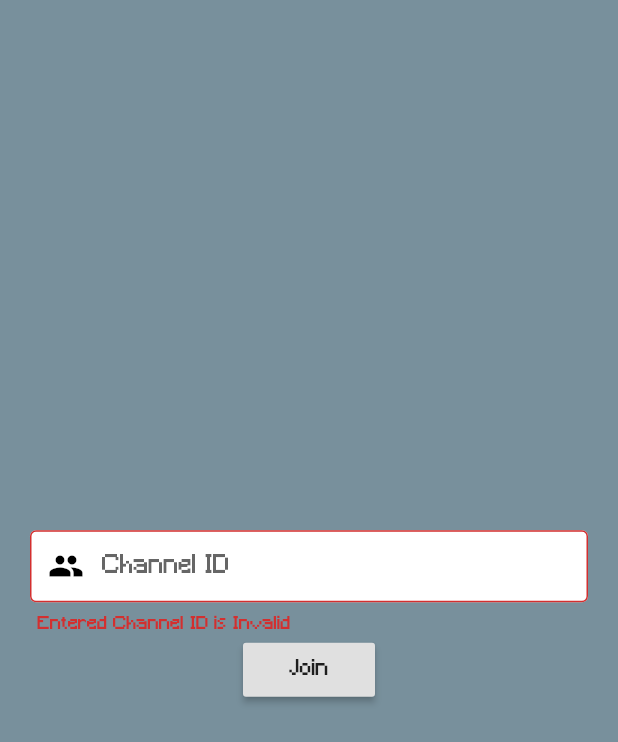
After one commit to anandhakrishnanaji/TuneSwitch, a Flutter app: the NewBox screen opened by its route, after a tap on "Join", on a phone screen of 412 x 824 dp. The commit adds this screen. Shown: the top 742 px of the screen. Run offline on Flutter 3.47's test engine with Material 2 defaults, Android fonts, the phone set to English and light mode, and no system bars; our stand-ins replace flutter_dotenv, fluttertoast, geolocator, shared_preferences; missing offline and left inert: spotify_sdk; accounts and stored records are empty; network calls fail; statements that could not run were skipped.

Commit message:
channel mode ui+working

```diff
--- /dev/null
+++ b/lib/pages/newbox.dart
@@ -0,0 +1,71 @@
+import 'package:flutter/material.dart';
+
+class NewBox extends StatefulWidget {
+  static const routeName = '/newbox';
+  @override
+  _NewBoxState createState() => _NewBoxState();
+}
+
+class _NewBoxState extends State<NewBox> {
+  TextEditingController newgroup;
+  bool _isntvalidgroup = false;
+  @override
+  void initState() {
+    newgroup = new TextEditingController();
+    super.initState();
+  }
+
+  @override
+  void dispose() {
+    newgroup.dispose();
+    super.dispose();
+  }
+
+  @override
+  Widget build(BuildContext context) {
+    final callback = ModalRoute.of(context).settings.arguments as Function;
+    final height = MediaQuery.of(context).size.height;
+    return Scaffold(
+      backgroundColor: Colors.blueGrey[400],
+      body: Padding(
+        padding: const EdgeInsets.all(20),
+        child: Column(
+          mainAxisAlignment: MainAxisAlignment.center,
+          children: <Widget>[
+            TextField(
+              controller: newgroup,
+              autofocus: false,
+              decoration: InputDecoration(
+                fillColor: Colors.white,
+                filled: true,
+                errorText:
+                    _isntvalidgroup ? "Entered Channel ID is Invalid" : null,
+                labelStyle: TextStyle(fontSize: 0.3 * height),
+                hintText: "Channel ID",
+                contentPadding: EdgeInsets.all(5),
+                border: OutlineInputBorder(),
+                prefixIcon: const Icon(
+                  Icons.group,
+                  color: Colors.black,
+                ),
+              ),
+            ),
+            RaisedButton(
+                onPressed: () {
+                  setState(() {
+                    (newgroup.text.isEmpty || newgroup.text.length < 10)
+                        ? _isntvalidgroup = true
+                        : _isntvalidgroup = false;
+                  });
+                  if (!_isntvalidgroup) {
+                    callback(newgroup.text);
+                    Navigator.of(context).pop();
+                  }
+                },
+                child: Text('Join'))
+          ],
+        ),
+      ),
+    );
+  }
+}
--- a/pubspec.yaml
+++ b/pubspec.yaml
@@ -33,6 +33,7 @@ dependencies:
   flutter_launcher_icons: ^0.7.5
   flutter_launcher_name: ^0.0.1
   fluttertoast: ^7.0.2
+  crypto: ^2.1.4
 
 
 
@@ -78,6 +79,11 @@ flutter:
    - assets/images/neonnormal.jpg
    - assets/images/pause.png
    - assets/images/loginfailed.png
+   - assets/images/githuba.png
+   - assets/images/group.png
+   - assets/images/normal.png
+   - assets/images/travel.png
+   - assets/images/power.png
    - .env
 
   # An image asset can refer to one or more resolution-specific "variants", see
```
Also changed, not shown: lib/main.dart (+9 -6 lines), lib/pages/homePage.dart (+24 -8 lines), lib/providers/mode.dart (+10 -4 lines), lib/widgets/channelcreate.dart (added, +131 -0 lines), lib/widgets/playContainer.dart (+49 -15 lines), lib/widgets/playerState.dart (+12 -6 lines), pubspec.lock, 1 other file.
